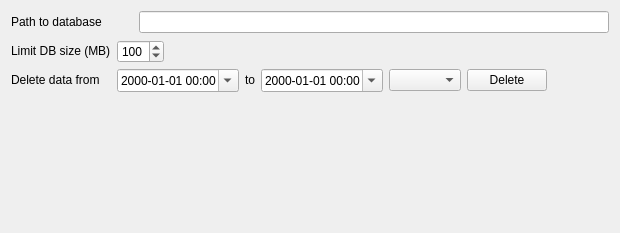
Before: the Qt Designer form zbyrator-src/options/databasesettings.ui in KTS-Intek/quick-collect, drawn with Qt 5.
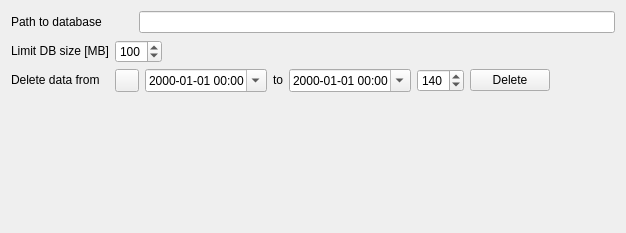
After: the same form once the commit is applied. Icons and pictures are not drawn.

```diff
--- a/zbyrator-src/options/databasesettings.ui
+++ b/zbyrator-src/options/databasesettings.ui
@@ -6,7 +6,7 @@
    <rect>
     <x>0</x>
     <y>0</y>
-    <width>620</width>
+    <width>626</width>
     <height>233</height>
    </rect>
   </property>
@@ -42,32 +42,6 @@
      </item>
     </layout>
    </item>
-   <item row="0" column="0">
-    <widget class="QLabel" name="label_8">
-     <property name="sizePolicy">
-      <sizepolicy hsizetype="Fixed" vsizetype="Fixed">
-       <horstretch>0</horstretch>
-       <verstretch>0</verstretch>
-      </sizepolicy>
-     </property>
-     <property name="text">
-      <string>Path to database</string>
-     </property>
-    </widget>
-   </item>
-   <item row="3" column="0">
-    <spacer name="verticalSpacer_11">
-     <property name="orientation">
-      <enum>Qt::Vertical</enum>
-     </property>
-     <property name="sizeHint" stdset="0">
-      <size>
-       <width>20</width>
-       <height>120</height>
-      </size>
-     </property>
-    </spacer>
-   </item>
    <item row="1" column="3">
     <spacer name="horizontalSpacer_14">
      <property name="orientation">
@@ -97,6 +71,19 @@
      </property>
     </widget>
    </item>
+   <item row="4" column="0">
+    <spacer name="verticalSpacer_11">
+     <property name="orientation">
+      <enum>Qt::Vertical</enum>
+     </property>
+     <property name="sizeHint" stdset="0">
+      <size>
+       <width>20</width>
+       <height>120</height>
+      </size>
+     </property>
+    </spacer>
+   </item>
    <item row="2" column="0">
     <widget class="QLabel" name="label_10">
      <property name="sizePolicy">
@@ -110,21 +97,19 @@
      </property>
     </widget>
    </item>
-   <item row="1" column="0" colspan="2">
-    <widget class="QLabel" name="label_9">
-     <property name="sizePolicy">
-      <sizepolicy hsizetype="Fixed" vsizetype="Fixed">
-       <horstretch>0</horstretch>
-       <verstretch>0</verstretch>
-      </sizepolicy>
-     </property>
-     <property name="text">
-      <string>Limit DB size (MB)</string>
-     </property>
-    </widget>
-   </item>
    <item row="2" column="2" colspan="2">
     <layout class="QHBoxLayout" name="horizontalLayout_2">
+     <item>
+      <widget class="QToolButton" name="tbResetDelSett">
+       <property name="text">
+        <string/>
+       </property>
+       <property name="icon">
+        <iconset resource="../../../../Matilda-units/gui/image-and-font/res.qrc">
+         <normaloff>:/katynko/svg/view-refresh.svg</normaloff>:/katynko/svg/view-refresh.svg</iconset>
+       </property>
+      </widget>
+     </item>
      <item>
       <widget class="QDateTimeEdit" name="dteDeleteFrom">
        <property name="enabled">
@@ -171,7 +156,17 @@
       </widget>
      </item>
      <item>
-      <widget class="QComboBox" name="cbxDeleteFromDb"/>
+      <widget class="QSpinBox" name="sbPollCode">
+       <property name="minimum">
+        <number>1</number>
+       </property>
+       <property name="maximum">
+        <number>255</number>
+       </property>
+       <property name="value">
+        <number>140</number>
+       </property>
+      </widget>
      </item>
      <item>
       <widget class="QPushButton" name="pbDeleteDB">
@@ -184,6 +179,19 @@
        </property>
       </widget>
      </item>
+     <item>
+      <spacer name="horizontalSpacer_2">
+       <property name="orientation">
+        <enum>Qt::Horizontal</enum>
+       </property>
+       <property name="sizeHint" stdset="0">
+        <size>
+         <width>40</width>
+         <height>20</height>
+        </size>
+       </property>
+      </spacer>
+     </item>
      <item>
       <spacer name="horizontalSpacer">
        <property name="orientation">
@@ -199,6 +207,45 @@
      </item>
     </layout>
    </item>
+   <item row="1" column="0" colspan="2">
+    <widget class="QLabel" name="label_9">
+     <property name="sizePolicy">
+      <sizepolicy hsizetype="Fixed" vsizetype="Fixed">
+       <horstretch>0</horstretch>
+       <verstretch>0</verstretch>
+      </sizepolicy>
+     </property>
+     <property name="text">
+      <string>Limit DB size [MB]</string>
+     </property>
+    </widget>
+   </item>
+   <item row="0" column="0">
+    <widget class="QLabel" name="label_8">
+     <property name="sizePolicy">
+      <sizepolicy hsizetype="Fixed" vsizetype="Fixed">
+       <horstretch>0</horstretch>
+       <verstretch>0</verstretch>
+      </sizepolicy>
+     </property>
+     <property name="text">
+      <string>Path to database</string>
+     </property>
+    </widget>
+   </item>
+   <item row="3" column="2" colspan="2">
+    <widget class="QLabel" name="lblDbMessages">
+     <property name="text">
+      <string/>
+     </property>
+     <property name="wordWrap">
+      <bool>true</bool>
+     </property>
+     <property name="textInteractionFlags">
+      <set>Qt::LinksAccessibleByMouse|Qt::TextSelectableByKeyboard|Qt::TextSelectableByMouse</set>
+     </property>
+    </widget>
+   </item>
   </layout>
  </widget>
  <resources>
```
Left out of the diff: 6 changed lines with no effect on the pictures.
